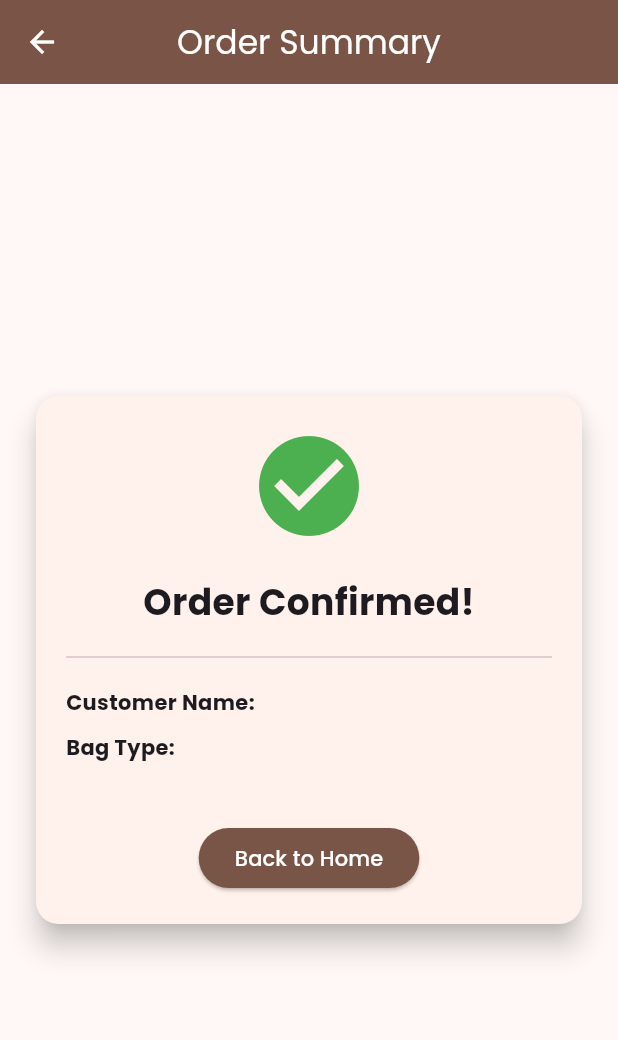
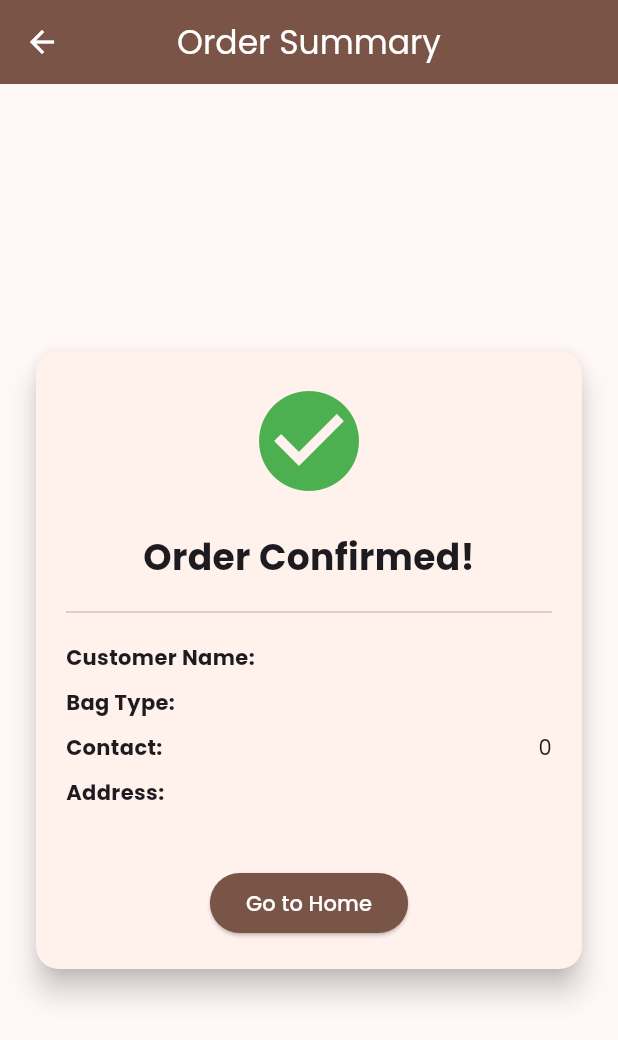
Before and after one commit to HashanMadhu/tharu-bag-app, a Flutter app: the BillPage screen opened directly with empty values, on a phone screen of 412 x 824 dp. Shown: the top 1040 px of the screen. Run offline on Flutter 3.47's test engine with Material 3 defaults, Android fonts, the phone set to English and light mode, and no system bars; our stand-ins replace flutter_riverpod, google_fonts; network calls fail.

Commit message:
(Admin order page create,validation form modify,navigation part developed)Implement order management features: Add OrderProvider for state management, create AdminOrdersPage to display orders, enhance BillPage with contact and address fields, and update form validation logic.

```diff
--- a/my_bag_app/lib/pages/bill_page.dart
+++ b/my_bag_app/lib/pages/bill_page.dart
@@ -5,11 +5,15 @@ class BillPage extends StatelessWidget {
   // OrderPage එකෙන් එවන දත්ත ලබා ගැනීමට මෙන්න මේ විචල්‍යයන් (Variables) සාදා ගනිමු
   final String customerName;
   final String bagType;
+  final int contact;
+  final String address;
 
   const BillPage({
     super.key,
     required this.customerName,
     required this.bagType,
+    required this.contact,
+    required this.address,
   });
 
   @override
@@ -55,13 +59,29 @@ class BillPage extends StatelessWidget {
                       Text(bagType),
                     ],
                   ),
+                  const SizedBox(height: 10),
+                  Row(
+                    mainAxisAlignment: MainAxisAlignment.spaceBetween,
+                    children: [
+                      const Text('Contact:', style: TextStyle(fontWeight: FontWeight.bold)),
+                      Text(contact.toString()),
+                    ],
+                  ),
+                  const SizedBox(height: 10),
+                  Row(
+                    mainAxisAlignment: MainAxisAlignment.spaceBetween,
+                    children: [
+                      const Text('Address:', style: TextStyle(fontWeight: FontWeight.bold)),
+                      Text(address),
+                    ],
+                  ),
 
                   const SizedBox(height: 40),
 
                   ElevatedButton(
                     onPressed: () => Navigator.pop(context), // නැවත Order Page එකට යාමට
                     style: ElevatedButton.styleFrom(backgroundColor: Colors.brown),
-                    child: const Text('Back to Home', style: TextStyle(color: Colors.white)),
+                    child: const Text('Go to Home', style: TextStyle(color: Colors.white)),
                   ),
                 ],
               ),
```
Also changed, not shown: my_bag_app/lib/pages/admin_orders_page.dart (added, +61 -0 lines), my_bag_app/lib/pages/order_page.dart (+82 -79 lines), my_bag_app/lib/providers/order_provider.dart (added, +24 -0 lines), my_bag_app/lib/shared/validators/form_validators.dart (+13 -2 lines), my_bag_app/lib/shared/widgets/app_drawer.dart (+16 -0 lines).
